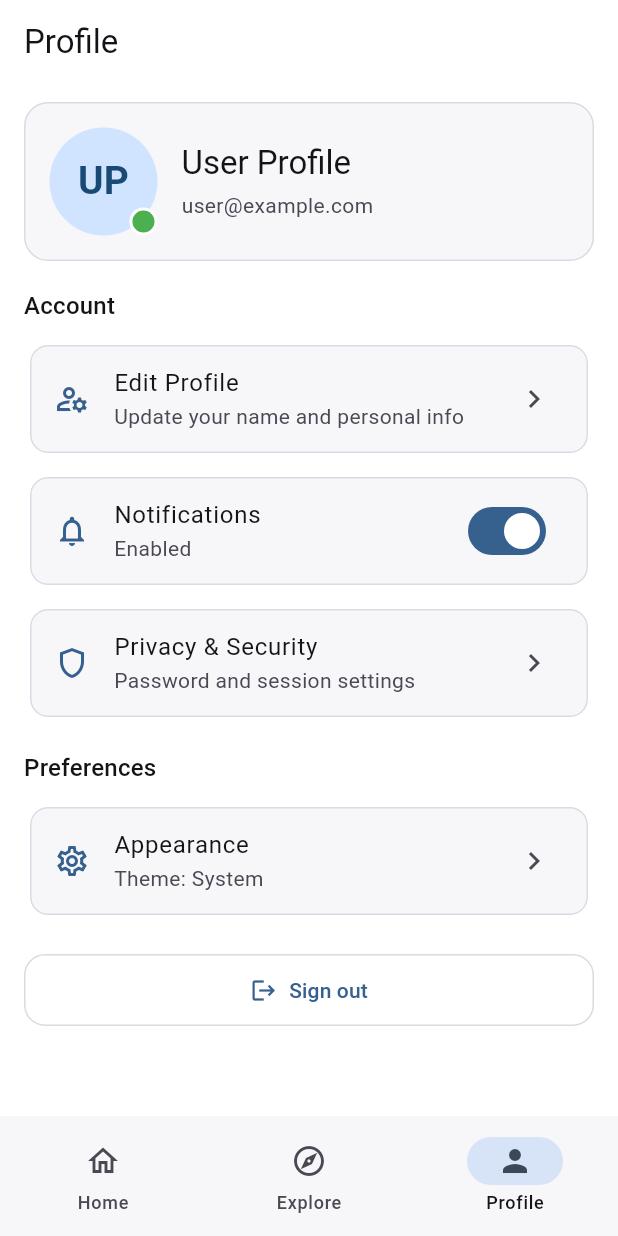
After one commit to carlosxfelipe/flutter-route-kit, a Flutter app: the ProfileScreen screen opened by its route, on a phone screen of 412 x 824 dp. The commit adds this screen. Run offline on Flutter 3.47's test engine with Material 3 defaults, Android fonts, the phone set to English and light mode, and no system bars; our stand-ins replace go_router, material_ui.

Commit message:
feat: add profile screen and repository link feature with formatting script

```diff
--- a/lib/router/app_router.dart
+++ b/lib/router/app_router.dart
@@ -52,11 +52,7 @@ final GoRouter appRouter = GoRouter(
           routes: [
             GoRoute(
               path: '/profile',
-              builder: (context, state) => const PlaceholderScreen(
-                title: 'Profile',
-                description:
-                    'Account screen. Manage user details and preferences here.',
-              ),
+              builder: (context, state) => const ProfileScreen(),
             ),
           ],
         ),
--- /dev/null
+++ b/lib/screens/profile_screen.dart
@@ -0,0 +1,205 @@
+import 'package:material_ui/material_ui.dart';
+
+import '../router/app_router.dart';
+import '../theme/theme.dart';
+import '../widgets/widgets.dart';
+
+class ProfileScreen extends StatefulWidget {
+  const ProfileScreen({super.key, this.onSignOut});
+
+  final VoidCallback? onSignOut;
+
+  @override
+  State<ProfileScreen> createState() => _ProfileScreenState();
+}
+
+class _ProfileScreenState extends State<ProfileScreen> {
+  bool _notificationsEnabled = true;
+
+  void _setNotificationsEnabled(bool enabled) {
+    setState(() => _notificationsEnabled = enabled);
+  }
+
+  void _showComingSoon(BuildContext context, String message) {
+    ScaffoldMessenger.of(context)
+      ..hideCurrentSnackBar()
+      ..showSnackBar(SnackBar(content: Text(message)));
+  }
+
+  Future<void> _showAppearanceSheet(BuildContext context) {
+    final textTheme = Theme.of(context).textTheme;
+
+    return showAppBottomSheet<void>(
+      context: context,
+      title: 'Appearance',
+      child: Column(
+        crossAxisAlignment: CrossAxisAlignment.stretch,
+        mainAxisSize: MainAxisSize.min,
+        children: [
+          Text('App theme', style: textTheme.titleMedium),
+          const SizedBox(height: 12),
+          const ThemeSwitcher(),
+        ],
+      ),
+    );
+  }
+
+  Future<void> _confirmSignOut(BuildContext context) {
+    final textTheme = Theme.of(context).textTheme;
+    final colorScheme = Theme.of(context).colorScheme;
+
+    return showAppBottomSheet<void>(
+      context: context,
+      title: 'Sign out',
+      child: Column(
+        mainAxisSize: MainAxisSize.min,
+        crossAxisAlignment: CrossAxisAlignment.stretch,
+        children: [
+          Text(
+            'Are you sure you want to sign out of your account?',
+            style: textTheme.bodyMedium?.copyWith(
+              color: colorScheme.onSurfaceVariant,
+            ),
+          ),
+          const SizedBox(height: 20),
+          Row(
+            children: [
+              Expanded(
+                child: AppButton(
+                  label: 'Cancel',
+                  variant: AppButtonVariant.outlined,
+                  fullWidth: true,
+                  onPressed: () => Navigator.of(context).pop(),
+                ),
+              ),
+              const SizedBox(width: 12),
+              Expanded(
+                child: AppButton(
+                  label: 'Sign out',
+                  leftIcon: Icons.logout,
+                  fullWidth: true,
+                  onPressed: () {
+                    Navigator.of(context).pop();
+                    (widget.onSignOut ?? authSession.signOut)();
+                  },
+                ),
+              ),
+            ],
+          ),
+        ],
+      ),
+    );
+  }
+
+  @override
+  Widget build(BuildContext context) {
+    final textTheme = Theme.of(context).textTheme;
+
+    return Scaffold(
+      appBar: const AppHeader(title: 'Profile'),
+      body: ListView(
+        padding: const EdgeInsets.fromLTRB(16, 12, 16, 24),
+        children: [
+          const _ProfileCard(name: 'User Profile', email: 'user@example.com'),
+          const SizedBox(height: 18),
+          Text('Account', style: textTheme.titleMedium),
+          const SizedBox(height: 10),
+          AppListCard(
+            icon: Icons.manage_accounts_outlined,
+            title: 'Edit Profile',
+            subtitle: 'Update your name and personal info',
+            onTap: () => _showComingSoon(context, 'Edit profile coming soon'),
+          ),
+          AppListCard(
+            icon: Icons.notifications_outlined,
+            title: 'Notifications',
+            subtitle: _notificationsEnabled ? 'Enabled' : 'Disabled',
+            showChevron: false,
+            trailing: Switch(
+              value: _notificationsEnabled,
+              onChanged: _setNotificationsEnabled,
+            ),
+            onTap: () => _setNotificationsEnabled(!_notificationsEnabled),
+          ),
+          AppListCard(
+            icon: Icons.shield_outlined,
+            title: 'Privacy & Security',
+            subtitle: 'Password and session settings',
+            onTap: () =>
+                _showComingSoon(context, 'Privacy & Security coming soon'),
+          ),
+          const SizedBox(height: 10),
+          Text('Preferences', style: textTheme.titleMedium),
+          const SizedBox(height: 10),
+          ValueListenableBuilder<ThemeMode>(
+            valueListenable: themeModeNotifier,
+            builder: (context, mode, _) {
+              return AppListCard(
+                icon: Icons.settings_outlined,
+                title: 'Appearance',
+                subtitle: 'Theme: ${mode.label}',
+                onTap: () => _showAppearanceSheet(context),
+              );
+            },
+          ),
+          const SizedBox(height: 14),
+          AppButton(
+            label: 'Sign out',
+            variant: AppButtonVariant.outlined,
+            leftIcon: Icons.logout,
+            fullWidth: true,
+            onPressed: () => _confirmSignOut(context),
+          ),
+        ],
+      ),
+    );
+  }
+}
+
+class _ProfileCard extends StatelessWidget {
+  const _ProfileCard({required this.name, required this.email});
+
+  final String name;
+  final String email;
+
+  @override
+  Widget build(BuildContext context) {
+    final textTheme = Theme.of(context).textTheme;
+    final colorScheme = Theme.of(context).colorScheme;
+
+    return Container(
+      padding: const EdgeInsets.all(16),
+      decoration: BoxDecoration(
+        color: colorScheme.surfaceContainerLow,
+        borderRadius: BorderRadius.circular(16),
+        border: Border.all(color: colorScheme.outlineVariant),
+      ),
+      child: Row(
+        children: [
+          AppAvatar(name: name, radius: 36, showOnlineBadge: true),
+          const SizedBox(width: 16),
+          Expanded(
+            child: Column(
+              crossAxisAlignment: CrossAxisAlignment.start,
+              children: [
+                Text(
+                  name,
+                  style: textTheme.titleLarge?.copyWith(
+                    color: colorScheme.onSurface,
+                  ),
+                ),
+                const SizedBox(height: 4),
+                Text(
+                  email,
+                  style: textTheme.bodyMedium?.copyWith(
+                    color: colorScheme.onSurfaceVariant,
+                  ),
+                ),
+              ],
+            ),
+          ),
+        ],
+      ),
+    );
+  }
+}
--- a/lib/screens/screens.dart
+++ b/lib/screens/screens.dart
@@ -3,3 +3,4 @@ export 'home_screen.dart';
 export 'login_screen.dart';
 export 'main_shell_screen.dart';
 export 'placeholder_screen.dart';
+export 'profile_screen.dart';
--- a/lib/theme/theme.dart
+++ b/lib/theme/theme.dart
@@ -2,4 +2,5 @@ export 'theme_mode.dart';
 
 // Swap the active AppTheme implementation by changing the export below.
 export 'custom_blue_theme.dart';
+
 // export 'deep_purple_theme.dart';
```
Also changed, not shown: lib/screens/home_screen.dart (+30 -90 lines), 2 other files.
